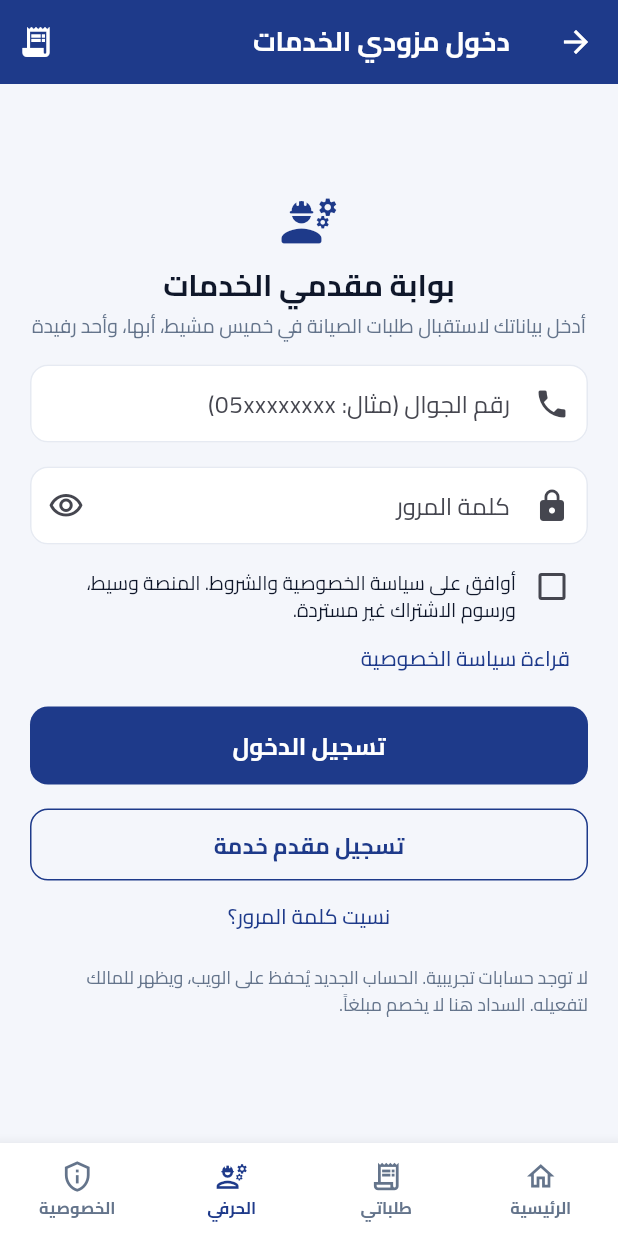
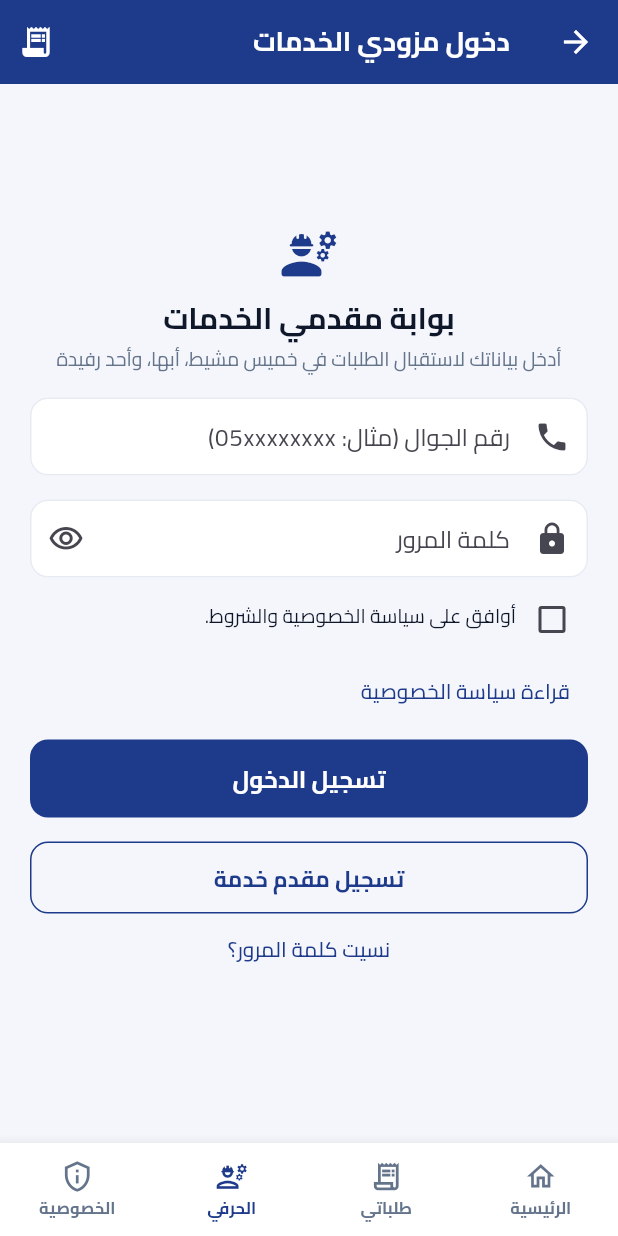
Before and after one commit to alhwez-ux/Servick-1, a Flutter app: the screen it shows after launch, item 2 of the bottom bar chosen, on a phone screen of 412 x 824 dp. Run offline on Flutter 3.47's test engine with Material 3 defaults, Android fonts, the phone set to English and light mode, and no system bars; our stand-ins replace file_picker, shared_preferences, web; accounts and stored records are empty; network calls fail; project files that could hold a hidden picture were left out.

Commit message:
Shorten the provider portal copy and move the consent line.
The portal subtitle says الطلبات, the approval keeps only the privacy sentence, and the intermediary and non-refundable fees line now lives on the privacy page. The notes under the password reset link are gone.

Co-authored-by: alhwez <alhwez@gmail.com>

```diff
--- a/lib/data/privacy_policy.dart
+++ b/lib/data/privacy_policy.dart
@@ -17,6 +17,7 @@ const privacySections = <PrivacySection>[
   PrivacySection(
     title: 'أولاً: طبيعة عمل منصة «سيرفيسك» (إخلاء مسؤولية الوساطة)',
     paragraphs: [
+      'المنصة وسيط، ورسوم الاشتراك غير مستردة.',
       '1. دور المنصة: تقتصر خدمات منصة «سيرفيسك» حصرياً على كونها حلقة وصل إلكترونية (وسيط) تربط بين العملاء الباحثين عن خدمات الصيانة الطارئة أو الدورية (ميكانيكي سيارات، كهربائي، معدات، وغيرها) وبين مزودي الخدمات المستقلين أو الورش المعتمدة. ويتم إطلاق الخدمة في مرحلتها الأولى في (خميس مشيط، أبها، أحد رفيدة)، على أن يتم التوسع لإدراج وغيرها من المدن مستقبلاً داخل المملكة.',
       '2. حدود المسؤولية: لا تعتبر منصة «سيرفيسك» مزوداً مباشراً لتلك الخدمات اليدوية أو الفنية، ولا تتحمل المسؤولية القانونية أو المالية عن جودة التنفيذ، أو الأخطاء المهنية، أو النزاعات التي قد تنشأ بين العميل ومزود الخدمة.',
     ],
--- a/lib/screens/provider_login_screen.dart
+++ b/lib/screens/provider_login_screen.dart
@@ -180,7 +180,7 @@ class _ProviderLoginScreenState extends State<ProviderLoginScreen> {
                   ),
                   const SizedBox(height: 4),
                   const Text(
-                    'أدخل بياناتك لاستقبال طلبات الصيانة في خميس مشيط، أبها، وأحد رفيدة',
+                    'أدخل بياناتك لاستقبال الطلبات في خميس مشيط، أبها، وأحد رفيدة',
                     textAlign: TextAlign.center,
                     style: TextStyle(
                       fontSize: 13,
@@ -251,7 +251,7 @@ class _ProviderLoginScreenState extends State<ProviderLoginScreen> {
                           child: Padding(
                             padding: EdgeInsets.only(top: 12),
                             child: Text(
-                              'أوافق على سياسة الخصوصية والشروط. المنصة وسيط، ورسوم الاشتراك غير مستردة.',
+                              'أوافق على سياسة الخصوصية والشروط.',
                               style: TextStyle(fontSize: 13, height: 1.4),
                             ),
                           ),
@@ -306,15 +306,6 @@ class _ProviderLoginScreenState extends State<ProviderLoginScreen> {
                           ),
                     child: const Text('نسيت كلمة المرور؟'),
                   ),
-                  const SizedBox(height: 8),
-                  const Text(
-                    'لا توجد حسابات تجريبية. الحساب الجديد يُحفظ على الويب، ويظهر للمالك لتفعيله. السداد هنا لا يخصم مبلغاً.',
-                    style: TextStyle(
-                      color: ServickColors.muted,
-                      fontSize: 12,
-                      height: 1.5,
-                    ),
-                  ),
                 ],
               ),
             ),
--- a/lib/screens/provider_register_screen.dart
+++ b/lib/screens/provider_register_screen.dart
@@ -163,7 +163,7 @@ class _ProviderRegisterScreenState extends State<ProviderRegisterScreen> {
               value: _accepted,
               onChanged: (value) => setState(() => _accepted = value ?? false),
               title: const Text(
-                'أوافق على سياسة الخصوصية والشروط. المنصة وسيط، ورسوم الاشتراك غير مستردة.',
+                'أوافق على سياسة الخصوصية والشروط.',
                 style: TextStyle(fontSize: 13, height: 1.4),
               ),
               controlAffinity: ListTileControlAffinity.leading,
```
Also changed, not shown: 2 other files.
